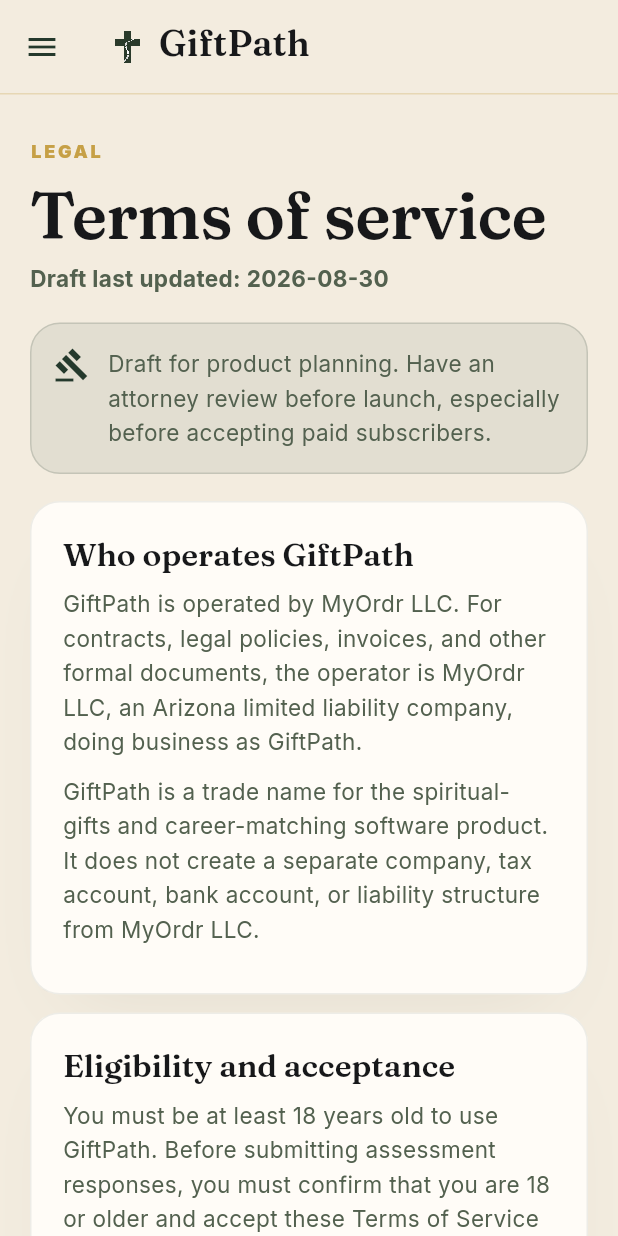
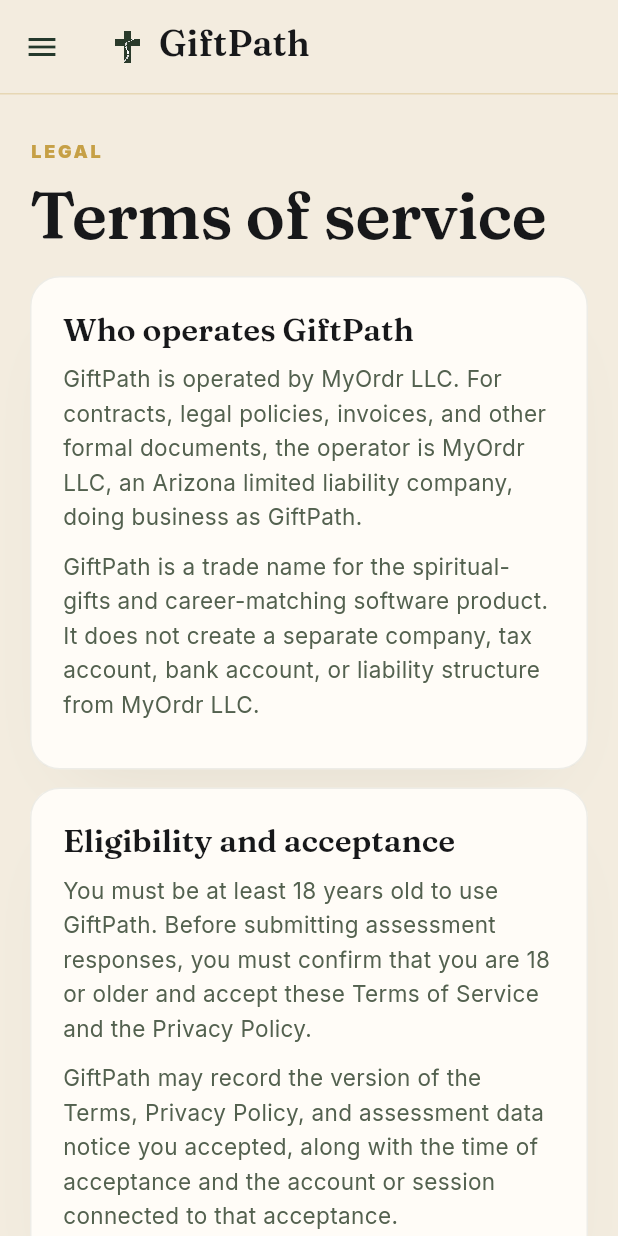
Before and after one commit to getspiritualjobs/appspirit, a Flutter app: the LegalPage screen opened by its route, on a phone screen of 412 x 824 dp. Run offline on Flutter 3.47's test engine with Material 3 defaults, Android fonts, the phone set to English and light mode, and no system bars; our stand-ins replace go_router, supabase_flutter; missing offline and left inert: dart:js_interop; accounts and stored records are empty.

Commit message:
Remove internal draft notice from legal pages

```diff
--- a/lib/features/legal/legal_page.dart
+++ b/lib/features/legal/legal_page.dart
@@ -1,7 +1,6 @@
 import 'package:flutter/material.dart';
 import 'package:go_router/go_router.dart';
 
-import '../../core/legal_versions.dart';
 import '../../core/theme.dart';
 import '../../widgets/brand_components.dart';
 import '../../widgets/responsive.dart';
@@ -26,16 +25,6 @@
             const SizedBox(height: 10),
             Text(content.title,
                 style: Theme.of(context).textTheme.displayMedium),
-            const SizedBox(height: 8),
-            const Text('Draft last updated: $legalDocumentVersion',
-                style: TextStyle(fontWeight: FontWeight.w700)),
-            const SizedBox(height: 18),
-            const BrandNotice(
-              icon: Icons.gavel_outlined,
-              child: Text(
-                'Draft for product planning. Have an attorney review before launch, especially before accepting paid subscribers.',
-              ),
-            ),
             const SizedBox(height: 18),
             for (final section in content.sections) ...[
               InfoCard(
```
